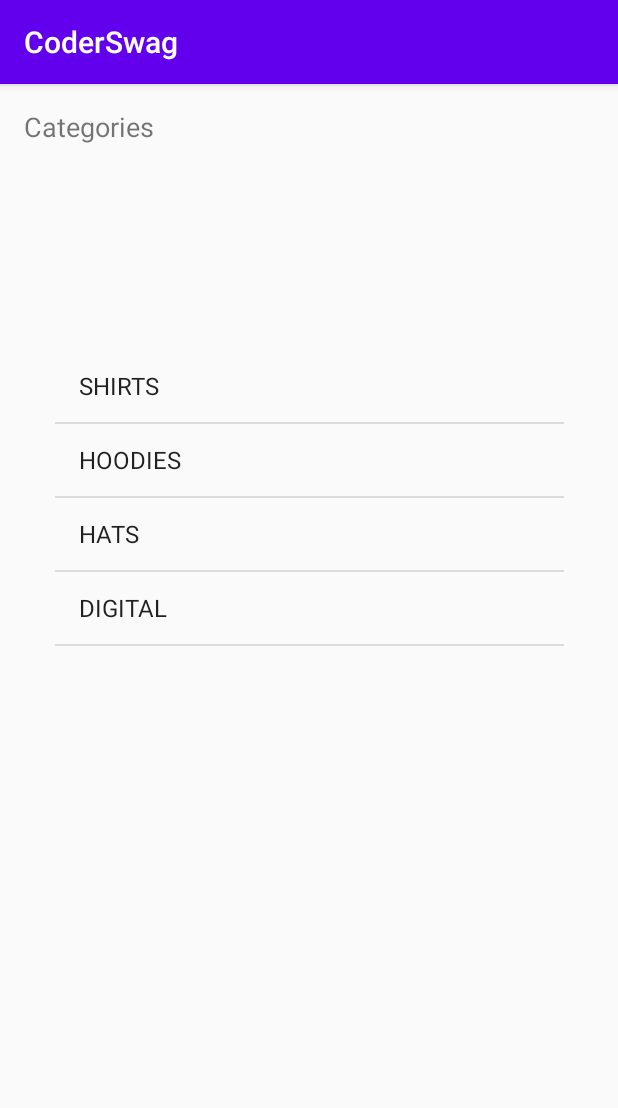
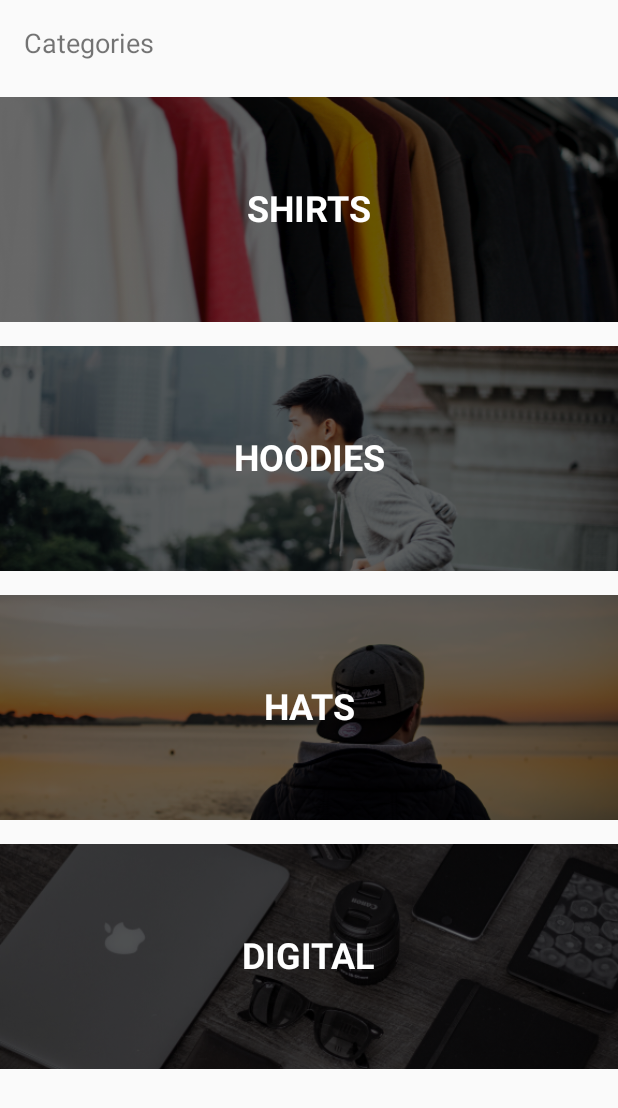
Before and after one commit to nabighanadeem/CoderSwag, an Android app: the screen it shows after launch (MainActivity), on a phone screen of 412 x 824 dp. Shown: the top 1108 px of the screen. Run offline under Robolectric (Android 15) with nearby library versions, the phone set to English and light mode, and no system bars.

Commit message:
lesson-02

```diff
--- /dev/null
+++ b/app/src/main/java/Adapters/CategoryAdapter.kt
@@ -0,0 +1,62 @@
+package Adapters
+
+import Model.Category
+import android.content.Context
+import android.view.LayoutInflater
+import android.view.View
+import android.view.ViewGroup
+import android.widget.BaseAdapter
+import android.widget.ImageView
+import android.widget.TextView
+import com.nabigha.coderswag.R
+
+class CategoryAdapter(context:Context, categories:List<Category>) : BaseAdapter() {
+    val context = context
+    val categories = categories
+
+    override fun getView(position: Int, convertView: View?, parent: ViewGroup?): View {
+        val categoryView :View
+        val holder: ViewHolder
+
+        if (convertView == null){
+            categoryView  = LayoutInflater.from(context).inflate(R.layout.category_list_item,null)
+            holder =ViewHolder()
+            holder.categoryImage = categoryView.findViewById(R.id.categoryimage)
+            holder.categoryName  = categoryView.findViewById(R.id.categoryname)
+            categoryView.tag = holder
+
+            println("I exist for the first time ")
+        }else{
+            holder = convertView.tag as ViewHolder
+            categoryView =  convertView
+
+            println("Go Green , recycle!! ")
+        }
+
+        val category = categories[position]
+
+        val resourceId = context.resources.getIdentifier(category.image , "drawable" , context.packageName)
+        holder.categoryImage?.setImageResource(resourceId)
+        println(resourceId)
+
+        holder.categoryName?.text = category.title
+        return categoryView
+    }
+
+    override fun getItem(position: Int): Any {
+        return categories[position]
+    }
+
+    override fun getItemId(position: Int): Long {
+        return 0
+    }
+
+    override fun getCount(): Int {
+        return categories.count()
+    }
+
+    private class ViewHolder{
+        var categoryImage :ImageView? = null
+        var categoryName :TextView? = null
+    }
+}
--- a/app/src/main/java/Controller/MainActivity.kt
+++ b/app/src/main/java/Controller/MainActivity.kt
@@ -1,5 +1,6 @@
 package Controller
 
+import Adapters.CategoryAdapter
 import Model.Category
 import Services.DataService
 import androidx.appcompat.app.AppCompatActivity
@@ -9,12 +10,12 @@ import com.nabigha.coderswag.R
 import kotlinx.android.synthetic.main.activity_main.*
 
 class MainActivity : AppCompatActivity() {
-    lateinit var adapter : ArrayAdapter<Category>
+    lateinit var adapter : CategoryAdapter
     override fun onCreate(savedInstanceState: Bundle?) {
         super.onCreate(savedInstanceState)
         setContentView(R.layout.activity_main)
 
-        adapter = ArrayAdapter(this, android.R.layout.simple_list_item_1 , DataService.categories)
+        adapter = CategoryAdapter(this, DataService.categories)
         categoryListView.adapter =adapter
     }
 }
--- a/app/src/main/res/layout/activity_main.xml
+++ b/app/src/main/res/layout/activity_main.xml
@@ -20,14 +20,10 @@
 
     <ListView
         android:id="@+id/categoryListView"
-        android:layout_width="339dp"
-        android:layout_height="454dp"
-        android:layout_marginStart="8dp"
-        android:layout_marginLeft="8dp"
-        android:layout_marginTop="8dp"
-        android:layout_marginEnd="8dp"
-        android:layout_marginRight="8dp"
-        android:layout_marginBottom="8dp"
+        android:layout_width="0dp"
+        android:layout_height="0dp"
+        android:layout_marginTop="16dp"
+        android:divider="@null"
         app:layout_constraintBottom_toBottomOf="parent"
         app:layout_constraintEnd_toEndOf="parent"
         app:layout_constraintStart_toStartOf="parent"
--- a/app/src/main/res/values/styles.xml
+++ b/app/src/main/res/values/styles.xml
@@ -1,6 +1,6 @@
 <resources>
     <!-- Base application theme. -->
-    <style name="AppTheme" parent="Theme.AppCompat.Light.DarkActionBar">
+    <style name="AppTheme" parent="Theme.AppCompat.Light.NoActionBar">
         <!-- Customize your theme here. -->
         <item name="colorPrimary">@color/colorPrimary</item>
         <item name="colorPrimaryDark">@color/colorPrimaryDark</item>
```
